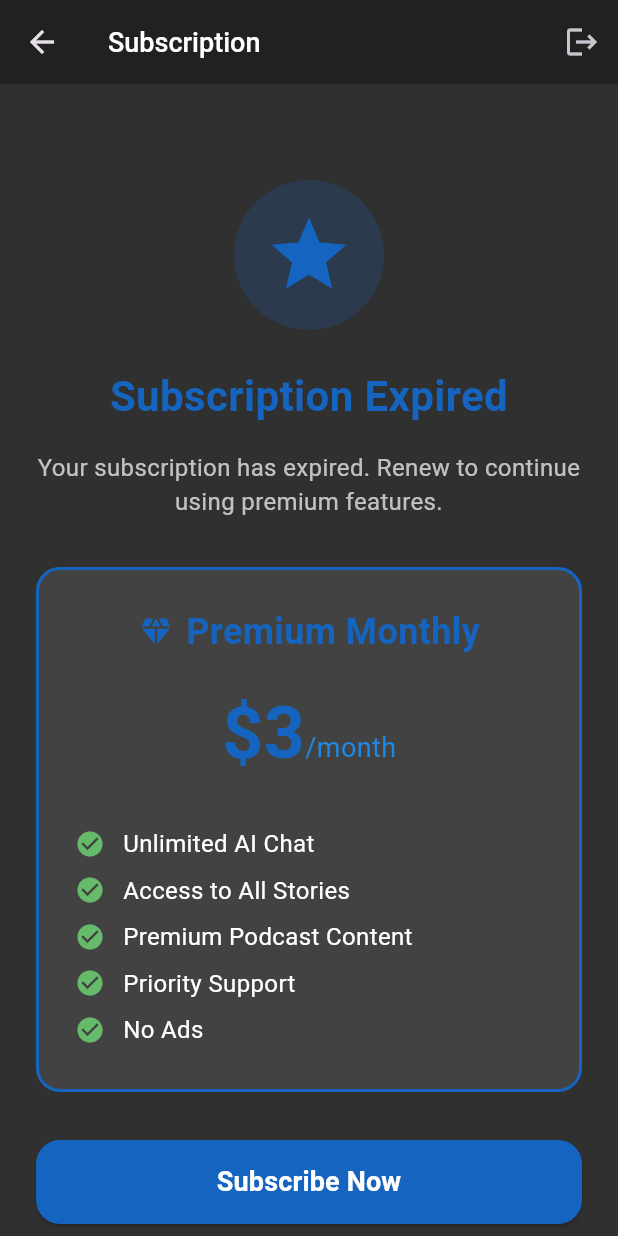
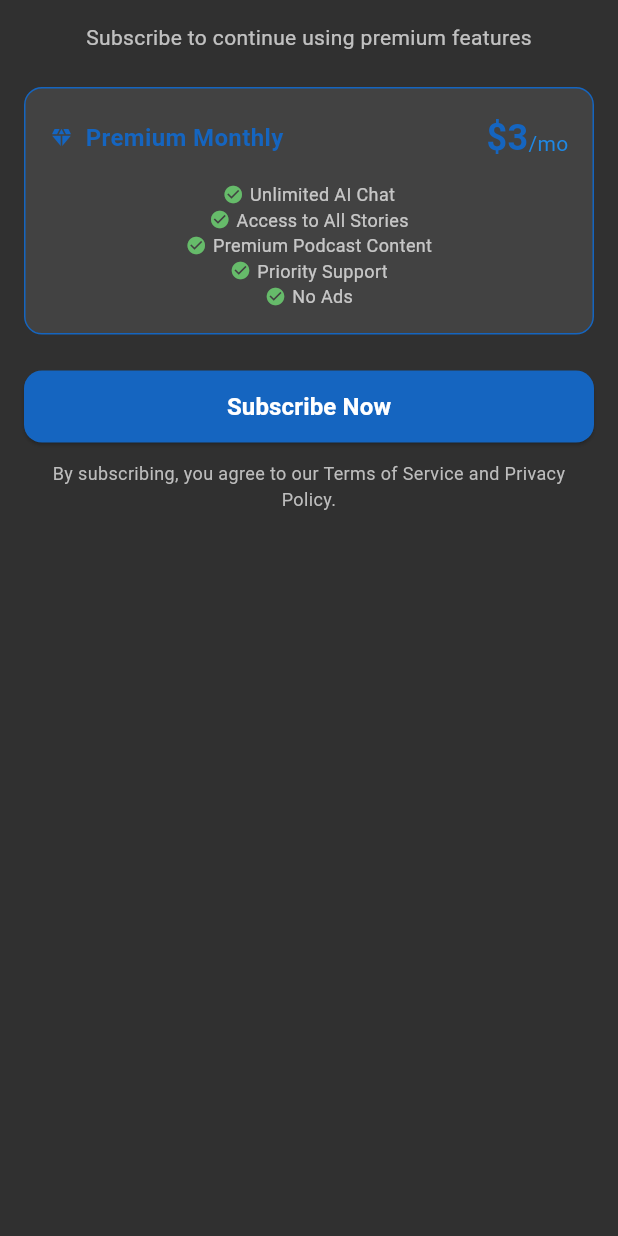
Before and after one commit to billee/podcasts, a Flutter app: the SubscriptionScreen screen opened directly, on a phone screen of 412 x 824 dp. Run offline on Flutter 3.47's test engine with Material 3 defaults, Android fonts, the light colour scheme and no system bars; our stand-ins replace audioplayers, cloud_firestore, firebase_auth, firebase_core, flutter_dotenv, shared_preferences; missing offline and left inert: flutter_stripe; accounts and stored records are empty.

Commit message:
fix the subscription banner

```diff
--- a/lib/screens/main_screen.dart
+++ b/lib/screens/main_screen.dart
@@ -7,9 +7,11 @@ import 'package:kapwa_companion_basic/screens/profile_screen.dart';
 import 'package:kapwa_companion_basic/screens/auth/login_screen.dart';
 import 'package:kapwa_companion_basic/screens/podcast_screen.dart';
 import 'package:kapwa_companion_basic/screens/story_screen.dart';
+import 'package:kapwa_companion_basic/screens/subscription/subscription_screen.dart';
 import 'dart:async';
 import 'package:logging/logging.dart';
 import 'package:kapwa_companion_basic/services/auth_service.dart';
+import 'package:kapwa_companion_basic/services/subscription_service.dart';
 import 'package:shared_preferences/shared_preferences.dart';
 import 'package:flutter/foundation.dart' show compute;
 import 'package:kapwa_companion_basic/widgets/email_verification_banner.dart';
@@ -30,6 +32,7 @@ class _MainScreenState extends State<MainScreen> {
   StreamSubscription<User?>? _authStateSubscription;
   String? _currentUserId;
   String? _currentUsername;
+  SubscriptionStatus? _subscriptionStatus;
 
   List<Widget> _screens = [];
 
@@ -78,6 +81,22 @@ class _MainScreenState extends State<MainScreen> {
       _currentUserId = user.uid;
       _logger.info('User logged in. Fetching profile for UID: $_currentUserId');
       try {
+        // Check subscription status first
+        _subscriptionStatus =
+            await SubscriptionService.getSubscriptionStatus(_currentUserId!);
+
+        if (_subscriptionStatus == SubscriptionStatus.trialExpired ||
+            _subscriptionStatus == SubscriptionStatus.expired) {
+          _logger.info(
+              'Subscription expired. Redirecting to subscription screen.');
+          if (mounted) {
+            setState(() {
+              _screens = [const SubscriptionScreen()];
+            });
+          }
+          return;
+        }
+
         final result = await compute(_fetchUserProfileIsolate, _currentUserId!)
             .timeout(const Duration(seconds: 10));
         final username = result['name'] as String?;
--- a/lib/screens/subscription/subscription_screen.dart
+++ b/lib/screens/subscription/subscription_screen.dart
@@ -29,9 +29,13 @@ class _SubscriptionScreenState extends State<SubscriptionScreen> {
 
     try {
       final status = await SubscriptionService.getSubscriptionStatus(user.uid);
-      final details = await SubscriptionService.getSubscriptionDetails(user.uid);
+      final details = await SubscriptionService.getSubscriptionDetails(
+        user.uid,
+      );
 
-      _logger.info('Loaded subscription - Status: ${status.name}, Details: $details');
+      _logger.info(
+        'Loaded subscription - Status: ${status.name}, Details: $details',
+      );
 
       setState(() {
         _subscriptionStatus = status;
@@ -46,125 +50,88 @@ class _SubscriptionScreenState extends State<SubscriptionScreen> {
   Widget build(BuildContext context) {
     return Scaffold(
       backgroundColor: Colors.grey[850],
-      appBar: AppBar(
-        title: const Text('Subscription'),
-        backgroundColor: Colors.grey[900],
-        actions: [
-          IconButton(
-            icon: const Icon(Icons.logout),
-            onPressed: () async {
-              await FirebaseAuth.instance.signOut();
-            },
-            tooltip: 'Sign Out',
-          ),
-        ],
-      ),
-      body: SingleChildScrollView(
-        padding: const EdgeInsets.all(24.0),
+      body: SafeArea(
+        child: SingleChildScrollView(
+          padding: const EdgeInsets.symmetric(horizontal: 16.0, vertical: 16.0),
           child: Column(
+            mainAxisSize: MainAxisSize.min,
+            crossAxisAlignment: CrossAxisAlignment.stretch,
             children: [
-            const SizedBox(height: 40),
-
-            // Premium Icon
-            Container(
-              padding: const EdgeInsets.all(20),
-              decoration: BoxDecoration(
-                color: Colors.blue[800]?.withOpacity(0.2),
-                shape: BoxShape.circle,
-              ),
-              child: Icon(
-                Icons.star,
-                size: 60,
-                color: Colors.blue[800],
-              ),
-            ),
-
-            const SizedBox(height: 24),
-
-            // Title
-            Text(
-              _getTitle(),
-              style: TextStyle(
-                fontSize: 28,
-                fontWeight: FontWeight.bold,
-                color: Colors.blue[800],
+              // Subtitle
+              Padding(
+                padding: const EdgeInsets.symmetric(horizontal: 24.0),
+                child: Text(
+                  _getSubtitle(),
+                  style: const TextStyle(
+                    fontSize: 14,
+                    color: Colors.white70,
+                    height: 1.3,
                   ),
                   textAlign: TextAlign.center,
+                ),
               ),
 
               const SizedBox(height: 16),
 
-            // Subtitle
-            Text(
-              _getSubtitle(),
-              style: const TextStyle(
-                fontSize: 16,
-                color: Colors.white70,
-              ),
-              textAlign: TextAlign.center,
-            ),
-
-            const SizedBox(height: 32),
-
               // Subscription Plan Card
               Container(
                 width: double.infinity,
-              padding: const EdgeInsets.all(24),
+                padding: const EdgeInsets.all(16),
+                margin: const EdgeInsets.symmetric(vertical: 8),
                 decoration: BoxDecoration(
                   color: Colors.grey[800],
-                borderRadius: BorderRadius.circular(16),
-                border: Border.all(color: Colors.blue[800]!, width: 2),
+                  borderRadius: BorderRadius.circular(12),
+                  border: Border.all(color: Colors.blue[800]!, width: 1),
                 ),
                 child: Column(
                   children: [
+                    // Price row including the plan name
                     Row(
-                    mainAxisAlignment: MainAxisAlignment.center,
+                      mainAxisAlignment: MainAxisAlignment.spaceBetween,
+                      crossAxisAlignment: CrossAxisAlignment.center,
+                      children: [
+                        Row(
                           children: [
                             Icon(
                               Icons.diamond,
                               color: Colors.blue[800],
-                        size: 24,
+                              size: 16,
                             ),
                             const SizedBox(width: 8),
                             Text(
                               'Premium Monthly',
+                              style: TextStyle(
+                                fontSize: 16,
+                                fontWeight: FontWeight.bold,
+                                color: Colors.blue[800],
+                              ),
+                            ),
+                          ],
+                        ),
+                        Row(
+                          crossAxisAlignment: CrossAxisAlignment.baseline,
+                          textBaseline: TextBaseline.alphabetic,
+                          children: [
+                            Text(
+                              '\$3',
                               style: TextStyle(
                                 fontSize: 24,
                                 fontWeight: FontWeight.bold,
                                 color: Colors.blue[800],
                               ),
                             ),
-                    ],
-                  ),
-
-                  const SizedBox(height: 16),
-
-                  // Price
-                  Row(
-                    mainAxisAlignment: MainAxisAlignment.center,
-                    crossAxisAlignment: CrossAxisAlignment.baseline,
-                    textBaseline: TextBaseline.alphabetic,
-                    children: [
                             Text(
-                        '\$3',
+                              '/mo',
                               style: TextStyle(
-                          fontSize: 48,
-                          fontWeight: FontWeight.bold,
-                          color: Colors.blue[800],
-                        ),
-                      ),
-                      Text(
-                        '/month',
-                        style: TextStyle(
-                          fontSize: 18,
+                                fontSize: 14,
                                 color: Colors.blue[600],
                               ),
                             ),
                           ],
                         ),
-
-                  const SizedBox(height: 24),
-
+                      ],
+                    ),
+                    const SizedBox(height: 12),
                     // Features
                     Column(
                       children: [
@@ -179,117 +146,92 @@ class _SubscriptionScreenState extends State<SubscriptionScreen> {
                 ),
               ),
 
-            const SizedBox(height: 32),
+              const SizedBox(height: 16),
 
               // Subscribe Button
               SizedBox(
                 width: double.infinity,
-              height: 56,
+                height: 48,
                 child: ElevatedButton(
                   onPressed: _isLoading ? null : _handleSubscribe,
                   style: ElevatedButton.styleFrom(
                     backgroundColor: Colors.blue[800],
                     foregroundColor: Colors.white,
                     shape: RoundedRectangleBorder(
-                    borderRadius: BorderRadius.circular(16),
+                      borderRadius: BorderRadius.circular(12),
                     ),
                   ),
                   child: _isLoading
                       ? const SizedBox(
-                        height: 24,
-                        width: 24,
+                          height: 20,
+                          width: 20,
                           child: CircularProgressIndicator(
                             strokeWidth: 2,
-                          valueColor: AlwaysStoppedAnimation<Color>(Colors.white),
+                            valueColor: AlwaysStoppedAnimation<Color>(
+                              Colors.white,
+                            ),
                           ),
                         )
                       : const Text(
                           'Subscribe Now',
                           style: TextStyle(
-                          fontSize: 18,
+                            fontSize: 16,
                             fontWeight: FontWeight.bold,
                           ),
                         ),
                 ),
               ),
 
-            const SizedBox(height: 16),
+              const SizedBox(height: 12),
 
               // Terms and conditions
               Text(
-              'By subscribing, you agree to our Terms of Service and Privacy Policy. Subscription automatically renews monthly.',
-              style: TextStyle(
-                fontSize: 12,
-                color: Colors.grey[400],
-              ),
+                'By subscribing, you agree to our Terms of Service and Privacy Policy.',
+                style: TextStyle(fontSize: 12, color: Colors.grey[400]),
                 textAlign: TextAlign.center,
               ),
 
-            const SizedBox(height: 24),
-
               // Trial info (if applicable)
-            if (_subscriptionStatus == SubscriptionStatus.trial && _subscriptionDetails != null)
+              if (_subscriptionStatus == SubscriptionStatus.trial &&
+                  _subscriptionDetails != null)
                 _buildTrialInfo(),
             ],
+          ),
         ),
       ),
     );
   }
 
-  String _getTitle() {
+  String _getSubtitle() {
     switch (_subscriptionStatus) {
       case SubscriptionStatus.trialExpired:
-        return 'Trial Period Ended';
       case SubscriptionStatus.expired:
-        return 'Subscription Expired';
+        return 'Subscribe to continue using premium features';
       case SubscriptionStatus.trial:
         final daysLeft = _subscriptionDetails?['trialDaysLeft'] as int? ?? 0;
         if (daysLeft <= 1) {
-          return 'Trial Ending Soon';
+          return 'Your trial ends soon. Subscribe now to continue.';
         }
-        return 'Upgrade to Premium';
+        return 'Upgrade now to unlock all premium features';
       default:
-        return 'Get Premium Access';
-    }
-  }
-
-  String _getSubtitle() {
-    switch (_subscriptionStatus) {
-      case SubscriptionStatus.trialExpired:
-        return 'Your 7-day trial has ended. Subscribe to continue using all features.';
-      case SubscriptionStatus.expired:
-        return 'Your subscription has expired. Renew to continue using premium features.';
-      case SubscriptionStatus.trial:
-        final daysLeft = _subscriptionDetails?['trialDaysLeft'] as int? ?? 0;
-        if (daysLeft <= 1) {
-          return 'Your trial ends soon. Subscribe now to avoid interruption.';
-        }
-        return 'Upgrade now to unlock all premium features.';
-      default:
-        return 'Unlock all premium features with our monthly subscription.';
+        return 'Unlock all premium features with our monthly subscription';
     }
   }
 
   Widget _buildFeatureItem(String feature) {
-    return Padding(
-      padding: const EdgeInsets.symmetric(vertical: 4),
-      child: Row(
+    return Row(
+      mainAxisSize: MainAxisSize.min,
       children: [
-          Icon(
-            Icons.check_circle,
-            color: Colors.green[400],
-            size: 20,
-          ),
-          const SizedBox(width: 12),
-          Text(
+        Icon(Icons.check_circle, color: Colors.green[400], size: 14),
+        const SizedBox(width: 4),
+        Flexible(
+          child: Text(
             feature,
-            style: const TextStyle(
-              color: Colors.white,
-              fontSize: 16,
+            style: const TextStyle(color: Colors.white70, fontSize: 12),
+            overflow: TextOverflow.ellipsis,
           ),
         ),
       ],
-      ),
     );
   }
 
@@ -316,11 +258,7 @@ class _SubscriptionScreenState extends State<SubscriptionScreen> {
       ),
       child: Column(
         children: [
-          Icon(
-            Icons.access_time,
-            color: Colors.orange[800],
-            size: 24,
-          ),
+          Icon(Icons.access_time, color: Colors.orange[800], size: 24),
           const SizedBox(height: 8),
           Text(
             'Trial Status',
@@ -333,10 +271,7 @@ class _SubscriptionScreenState extends State<SubscriptionScreen> {
           const SizedBox(height: 4),
           Text(
             timeLeftText,
-            style: TextStyle(
-              color: Colors.orange[600],
-              fontSize: 14,
-            ),
+            style: TextStyle(color: Colors.orange[600], fontSize: 14),
           ),
         ],
       ),
```
Lines whose indentation alone changed are shown as unchanged.
